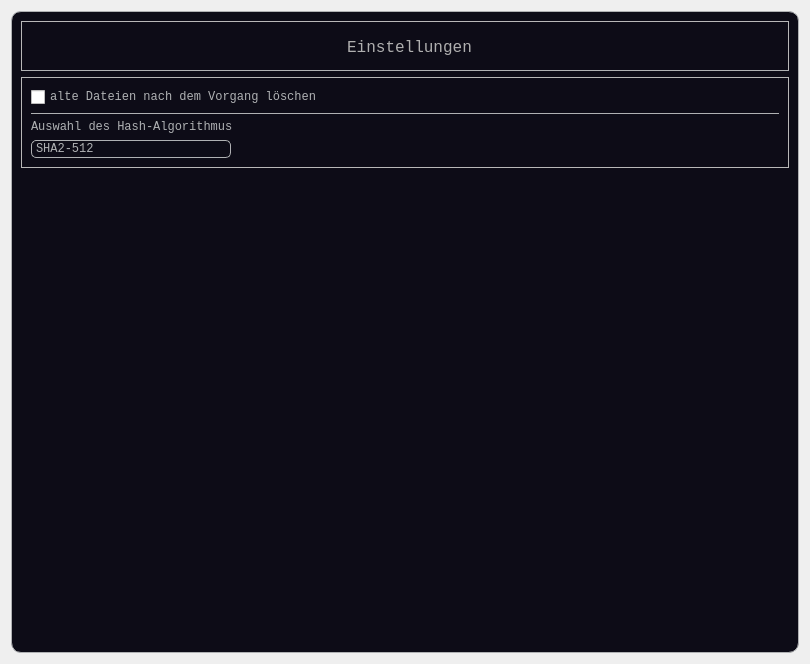
First picture: the form in UI-files/settings.ui, repository Crizzly57/EncryptData, before the edit.
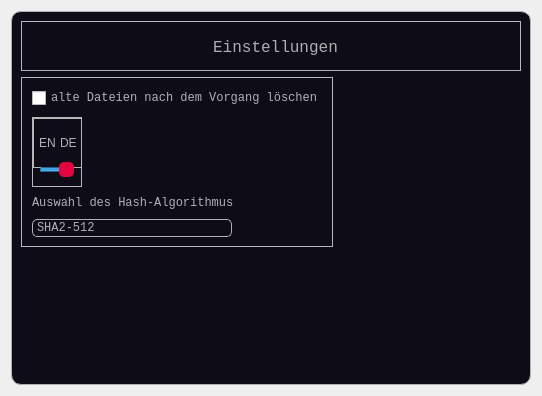
Second picture: the form after the edit. Icons and pictures are not drawn.

Commit message: added English translation on startup and after startup it is changeable

What changed in the file:
```diff
--- a/UI-files/settings.ui
+++ b/UI-files/settings.ui
@@ -6,8 +6,8 @@
    <rect>
     <x>0</x>
     <y>0</y>
-    <width>810</width>
-    <height>664</height>
+    <width>538</width>
+    <height>396</height>
    </rect>
   </property>
   <property name="palette">
@@ -97,6 +97,13 @@
 QCheckBox{
 	color: #afb1b3;
 }
+QSlider::handle:horizontal{
+	background: rgb(226, 5, 63);
+	border-radius: 5px;
+	width: 40px;
+}
+
+
 </string>
      </property>
      <property name="frameShape">
@@ -1849,7 +1856,7 @@
            </property>
            <property name="minimumSize">
             <size>
-             <width>591</width>
+             <width>500</width>
              <height>0</height>
             </size>
            </property>
@@ -1967,7 +1974,7 @@
         </layout>
        </widget>
       </item>
-      <item alignment="Qt::AlignTop">
+      <item alignment="Qt::AlignLeft|Qt::AlignTop">
        <widget class="QFrame" name="frame_2">
         <property name="frameShape">
          <enum>QFrame::StyledPanel</enum>
@@ -1975,9 +1982,153 @@
         <property name="frameShadow">
          <enum>QFrame::Raised</enum>
         </property>
-        <layout class="QVBoxLayout" name="verticalLayout_3">
-         <item>
+        <layout class="QGridLayout" name="gridLayout">
+         <property name="leftMargin">
+          <number>10</number>
+         </property>
+         <property name="topMargin">
+          <number>10</number>
+         </property>
+         <property name="horizontalSpacing">
+          <number>6</number>
+         </property>
+         <property name="verticalSpacing">
+          <number>9</number>
+         </property>
+         <item row="2" column="0" alignment="Qt::AlignLeft">
+          <widget class="QFrame" name="change_language">
+           <property name="minimumSize">
+            <size>
+             <width>0</width>
+             <height>0</height>
+            </size>
+           </property>
+           <property name="maximumSize">
+            <size>
+             <width>50</width>
+             <height>70</height>
+            </size>
+           </property>
+           <property name="frameShape">
+            <enum>QFrame::StyledPanel</enum>
+           </property>
+           <property name="frameShadow">
+            <enum>QFrame::Raised</enum>
+           </property>
+           <layout class="QVBoxLayout" name="verticalLayout_3">
+            <property name="spacing">
+             <number>0</number>
+            </property>
+            <property name="leftMargin">
+             <number>0</number>
+            </property>
+            <property name="topMargin">
+             <number>0</number>
+            </property>
+            <property name="rightMargin">
+             <number>0</number>
+            </property>
+            <property name="bottomMargin">
+             <number>9</number>
+            </property>
+            <item>
+             <widget class="QFrame" name="language_frame">
+              <property name="minimumSize">
+               <size>
+                <width>50</width>
+                <height>50</height>
+               </size>
+              </property>
+              <property name="frameShape">
+               <enum>QFrame::StyledPanel</enum>
+              </property>
+              <property name="frameShadow">
+               <enum>QFrame::Raised</enum>
+              </property>
+              <layout class="QHBoxLayout" name="horizontalLayout_2">
+               <property name="spacing">
+                <number>0</number>
+               </property>
+               <property name="leftMargin">
+                <number>5</number>
+               </property>
+               <property name="topMargin">
+                <number>0</number>
+               </property>
+               <property name="rightMargin">
+                <number>5</number>
+               </property>
+               <property name="bottomMargin">
+                <number>0</number>
+               </property>
+               <item>
+                <widget class="QLabel" name="english">
+                 <property name="minimumSize">
+                  <size>
+                   <width>0</width>
+                   <height>0</height>
+                  </size>
+                 </property>
+                 <property name="text">
+                  <string>EN</string>
+                 </property>
+                </widget>
+               </item>
+               <item alignment="Qt::AlignRight">
+                <widget class="QLabel" name="german">
+                 <property name="minimumSize">
+                  <size>
+                   <width>0</width>
+                   <height>0</height>
+                  </size>
+                 </property>
+                 <property name="maximumSize">
+                  <size>
+                   <width>16777215</width>
+                   <height>16777215</height>
+                  </size>
+                 </property>
+                 <property name="text">
+                  <string>DE</string>
+                 </property>
+                </widget>
+               </item>
+              </layout>
+             </widget>
+            </item>
+            <item alignment="Qt::AlignHCenter">
+             <widget class="QSlider" name="language_slider">
+              <property name="maximumSize">
+               <size>
+                <width>35</width>
+                <height>16777215</height>
+               </size>
+              </property>
+              <property name="maximum">
+               <number>1</number>
+              </property>
+              <property name="pageStep">
+               <number>10</number>
+              </property>
+              <property name="value">
+               <number>1</number>
+              </property>
+              <property name="orientation">
+               <enum>Qt::Horizontal</enum>
+              </property>
+             </widget>
+            </item>
+           </layout>
+          </widget>
+         </item>
+         <item row="0" column="0">
           <widget class="QCheckBox" name="checkBox">
+           <property name="minimumSize">
+            <size>
+             <width>0</width>
+             <height>0</height>
+            </size>
+           </property>
            <property name="palette">
             <palette>
              <active>
@@ -2106,132 +2257,7 @@
            </property>
           </widget>
          </item>
-         <item>
-          <widget class="Line" name="line_3">
-           <property name="sizePolicy">
-            <sizepolicy hsizetype="Expanding" vsizetype="Fixed">
-             <horstretch>0</horstretch>
-             <verstretch>0</verstretch>
-            </sizepolicy>
-           </property>
-           <property name="minimumSize">
-            <size>
-             <width>591</width>
-             <height>0</height>
-            </size>
-           </property>
-           <property name="maximumSize">
-            <size>
-             <width>16777215</width>
-             <height>1</height>
-            </size>
-           </property>
-           <property name="palette">
-            <palette>
-             <active>
-              <colorrole role="Button">
-               <brush brushstyle="SolidPattern">
-                <color alpha="255">
-                 <red>175</red>
-                 <green>177</green>
-                 <blue>179</blue>
-                </color>
-               </brush>
-              </colorrole>
-              <colorrole role="Base">
-               <brush brushstyle="SolidPattern">
-                <color alpha="255">
-                 <red>175</red>
-                 <green>177</green>
-                 <blue>179</blue>
-                </color>
-               </brush>
-              </colorrole>
-              <colorrole role="Window">
-               <brush brushstyle="SolidPattern">
-                <color alpha="255">
-                 <red>175</red>
-                 <green>177</green>
-                 <blue>179</blue>
-                </color>
-               </brush>
-              </colorrole>
-             </active>
-             <inactive>
-              <colorrole role="Button">
-               <brush brushstyle="SolidPattern">
-                <color alpha="255">
-                 <red>175</red>
-                 <green>177</green>
-                 <blue>179</blue>
-                </color>
-               </brush>
-              </colorrole>
-              <colorrole role="Base">
-               <brush brushstyle="SolidPattern">
-                <color alpha="255">
-                 <red>175</red>
-                 <green>177</green>
-                 <blue>179</blue>
-                </color>
-               </brush>
-              </colorrole>
-              <colorrole role="Window">
-               <brush brushstyle="SolidPattern">
-                <color alpha="255">
-                 <red>175</red>
-                 <green>177</green>
-                 <blue>179</blue>
-                </color>
-               </brush>
-              </colorrole>
-             </inactive>
-             <disabled>
-              <colorrole role="Button">
-               <brush brushstyle="SolidPattern">
-                <color alpha="255">
-                 <red>175</red>
-                 <green>177</green>
-                 <blue>179</blue>
-                </color>
-               </brush>
-              </colorrole>
-              <colorrole role="Base">
-               <brush brushstyle="SolidPattern">
-                <color alpha="255">
-                 <red>175</red>
-                 <green>177</green>
-                 <blue>179</blue>
-                </color>
-               </brush>
-              </colorrole>
-              <colorrole role="Window">
-               <brush brushstyle="SolidPattern">
-                <color alpha="255">
-                 <red>175</red>
-                 <green>177</green>
-                 <blue>179</blue>
-                </color>
-               </brush>
-              </colorrole>
-             </disabled>
-            </palette>
-           </property>
-           <property name="styleSheet">
-            <string notr="true">background-color: rgb(175, 177, 179);</string>
-           </property>
-           <property name="lineWidth">
-            <number>0</number>
-           </property>
-           <property name="midLineWidth">
-            <number>0</number>
-           </property>
-           <property name="orientation">
-            <enum>Qt::Horizontal</enum>
-           </property>
-          </widget>
-         </item>
-         <item>
+         <item row="3" column="0">
           <widget class="QLabel" name="label_3">
            <property name="maximumSize">
             <size>
@@ -2367,7 +2393,7 @@
            </property>
           </widget>
          </item>
-         <item>
+         <item row="4" column="0">
           <widget class="QComboBox" name="comboBox">
            <property name="maximumSize">
             <size>
```
The commit also changes 8 other files.
